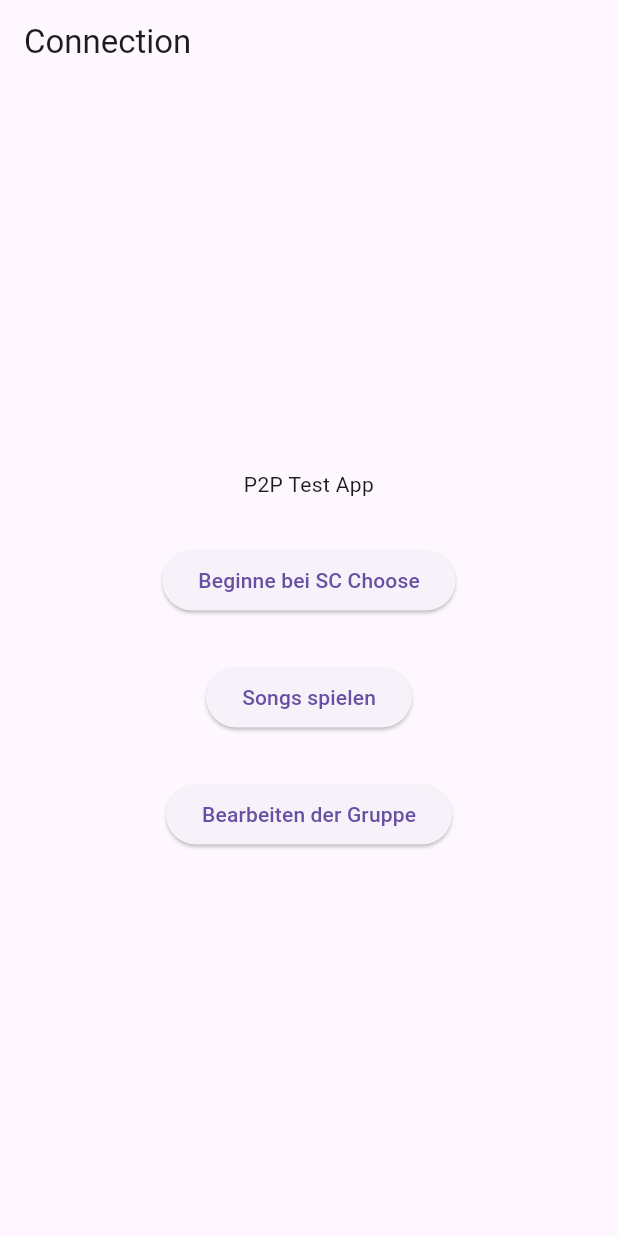
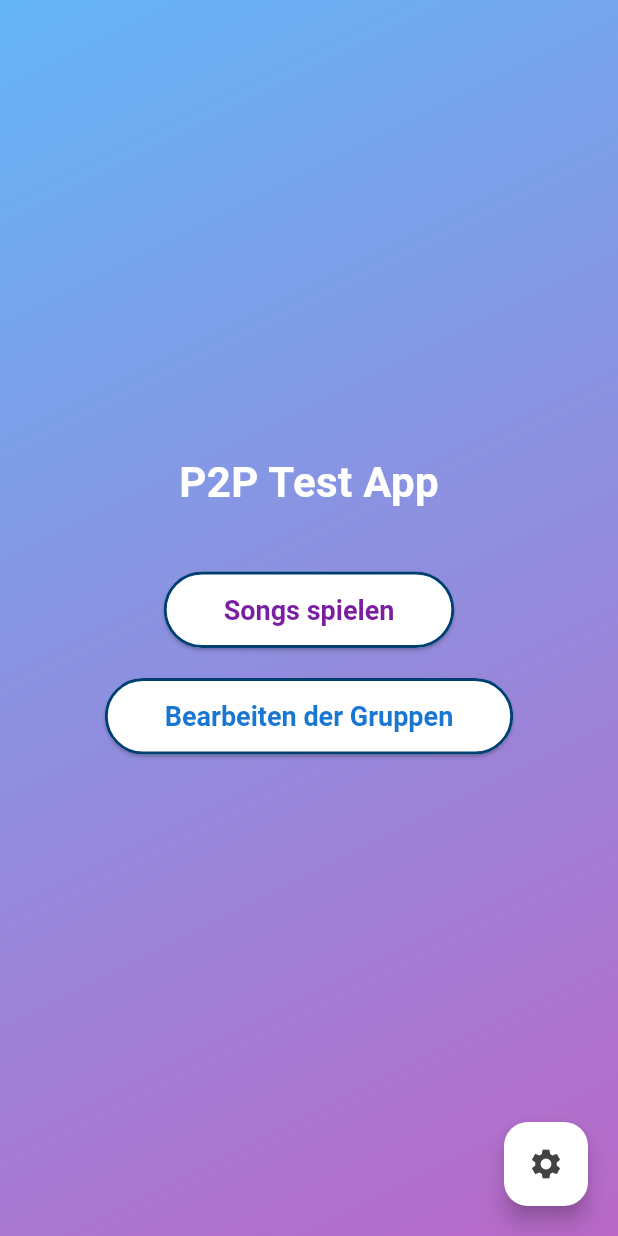
Before and after one commit to 7Solomon/P2pChords, a Flutter app: the screen it shows after launch, on a phone screen of 412 x 824 dp. Run offline on Flutter 3.47's test engine with Material 3 defaults, Android fonts, the phone set to English and light mode, and no system bars; our stand-ins replace file_picker, permission_handler, shared_preferences; missing offline and left inert: nearby_connections.

Commit message:
tried to add Visuals

```diff
--- a/lib/display_groups/allSongsPage.dart
+++ b/lib/display_groups/allSongsPage.dart
@@ -1,6 +1,8 @@
 import 'package:flutter/material.dart';
 import 'package:P2pChords/data_management/save_json_in_storage.dart';
 import 'package:P2pChords/data_management/saveJsonPage.dart';
+
+//import 'package:P2pChords/customeWidgets/TileWidget.dart';
 
 class AllSongsPage extends StatefulWidget {
   final String group;
--- a/lib/main.dart
+++ b/lib/main.dart
@@ -1,10 +1,9 @@
-import 'package:P2pChords/display_groups/manageGroupPage.dart';
 import 'package:flutter/material.dart';
 import 'package:provider/provider.dart';
 import 'package:P2pChords/connect_pages/choose_sc_page.dart';
-
+import 'package:P2pChords/song_select_pipeline/GroupOverviewPage.dart';
+import 'package:P2pChords/display_groups/manageGroupPage.dart';
 import 'state.dart';
-import 'song_select_pipeline/GroupOverviewPage.dart';
 
 void main() {
   runApp(
@@ -42,48 +41,106 @@ class MainPage extends StatelessWidget {
   @override
   Widget build(BuildContext context) {
     return Scaffold(
-      appBar: AppBar(
-        title: const Text('Connection'),
+      body: Container(
+        decoration: BoxDecoration(
+          gradient: LinearGradient(
+            begin: Alignment.topLeft,
+            end: Alignment.bottomRight,
+            colors: [Colors.blue[300]!, Colors.purple[300]!],
           ),
-      body: Center(
+        ),
+        child: SafeArea(
+          child: Stack(
+            children: [
+              Center(
                 child: Column(
                   mainAxisAlignment: MainAxisAlignment.center,
-          children: <Widget>[
-            const Text(
+                  children: [
+                    Text(
                       'P2P Test App',
-              textAlign: TextAlign.center,
+                      style: TextStyle(
+                        fontSize: 28,
+                        fontWeight: FontWeight.bold,
+                        color: Colors.white,
                       ),
-            const SizedBox(height: 30),
+                    ),
+                    SizedBox(height: 40),
                     ElevatedButton(
-              child: const Text('Beginne bei SC Choose'),
                       onPressed: () {
                         Navigator.push(
                           context,
-                  MaterialPageRoute(builder: (context) => ChooseSCStatePage()),
+                          MaterialPageRoute(
+                              builder: (context) => const GroupOverviewpage()),
                         );
                       },
+                      child: Text('Songs spielen'),
+                      style: ElevatedButton.styleFrom(
+                        backgroundColor: Colors.white,
+                        foregroundColor: Colors.purple[700],
+                        padding:
+                            EdgeInsets.symmetric(horizontal: 40, vertical: 15),
+                        textStyle: const TextStyle(
+                            fontSize: 18, fontWeight: FontWeight.bold),
+                        shape: RoundedRectangleBorder(
+                          borderRadius: BorderRadius.circular(30),
+                          side: const BorderSide(
+                            color:
+                                Color.fromARGB(255, 0, 63, 115), // Border color
+                            width: 2, // Border width
                           ),
-            const SizedBox(height: 30),
+                        ),
+                      ),
+                    ),
+                    const SizedBox(height: 20),
                     ElevatedButton(
-              child: const Text('Songs spielen'),
                       onPressed: () {
                         Navigator.push(
                           context,
-                  MaterialPageRoute(builder: (context) => const JsonListPage()),
+                          MaterialPageRoute(
+                              builder: (context) => ManageGroupPage()),
                         );
                       },
+                      child: Text('Bearbeiten der Gruppen'),
+                      style: ElevatedButton.styleFrom(
+                        backgroundColor:
+                            const Color.fromARGB(255, 255, 255, 255),
+                        foregroundColor: Colors.blue[700],
+                        padding:
+                            EdgeInsets.symmetric(horizontal: 40, vertical: 15),
+                        textStyle: TextStyle(
+                            fontSize: 18, fontWeight: FontWeight.bold),
+                        shape: RoundedRectangleBorder(
+                          borderRadius: BorderRadius.circular(30),
+                          side: const BorderSide(
+                            color:
+                                Color.fromARGB(255, 0, 63, 115), // Border color
+                            width: 2, // Border width
                           ),
-            const SizedBox(height: 30),
-            ElevatedButton(
-              child: const Text('Bearbeiten der Gruppe'),
+                        ),
+                      ),
+                    ),
+                    SizedBox(height: 20),
+                  ],
+                ),
+              ),
+              Positioned(
+                right: 20,
+                bottom: 20,
+                child: FloatingActionButton(
                   onPressed: () {
                     Navigator.push(
                       context,
-                  MaterialPageRoute(builder: (context) => ManageGroupPage()),
+                      MaterialPageRoute(
+                          builder: (context) => ChooseSCStatePage()),
                     );
                   },
+                  child: Icon(Icons.settings),
+                  backgroundColor: Colors.white,
+                  foregroundColor: Colors.grey[800],
+                ),
               ),
             ],
+          ),
         ),
       ),
     );
--- a/lib/song_select_pipeline/display_chords/drawerWidget.dart
+++ b/lib/song_select_pipeline/display_chords/drawerWidget.dart
@@ -6,7 +6,7 @@ class SongDrawer extends StatelessWidget {
   final String currentKey;
   final ValueChanged<String> onKeyChanged;
 
-  SongDrawer({
+  const SongDrawer({super.key,
     required this.songData,
     required this.currentKey,
     required this.onKeyChanged,
--- a/lib/song_select_pipeline/display_chords/lyricsChordsClass.dart
+++ b/lib/song_select_pipeline/display_chords/lyricsChordsClass.dart
@@ -4,7 +4,7 @@ class LyricsWithChords extends StatelessWidget {
   final String lyrics;
   final Map<String, String> chords;
 
-  LyricsWithChords({required this.lyrics, required this.chords});
+  const LyricsWithChords({super.key, required this.lyrics, required this.chords});
 
   @override
   Widget build(BuildContext context) {
@@ -14,7 +14,7 @@ class LyricsWithChords extends StatelessWidget {
 
     // Calculate the height needed for both chords and lyrics
     final textPainter = TextPainter(
-      text: TextSpan(text: lyrics, style: TextStyle(fontSize: 16)),
+      text: TextSpan(text: lyrics, style: const TextStyle(fontSize: 16)),
       textDirection: TextDirection.ltr,
     );
     textPainter.layout();
@@ -58,7 +58,7 @@ class ChordPainter extends CustomPainter {
     double yOffset = 0; // Y position to start painting lyrics
     final double lineHeight =
         lyricPainter.height / lyrics.split('\n').length; // Line height
-    final double lineSpacing = 4; // Spacing between lines
+    const double lineSpacing = 4; // Spacing between lines
     double chordYOffset = 0; // Y position for chords
 
     // Paint lyrics
```
Also changed, not shown: lib/connect_pages/choose_sc_page.dart (+64 -26 lines), lib/connect_pages/connect_device_screen.dart (+16 -15 lines), lib/connect_pages/receive_data_page.dart (deleted, +0 -67 lines), lib/connect_pages/send_data_page.dart (deleted, +0 -50 lines), lib/customeWidgets/TileWidget.dart (added, +42 -0 lines), lib/display_groups/groupFunctions.dart (+4 -4 lines), lib/display_groups/manageGroupPage.dart (+22 -17 lines), lib/display_groups/songGroupPage.dart (+13 -6 lines), lib/song_select_pipeline/GroupOverviewPage.dart (+10 -8 lines), lib/song_select_pipeline/SongOverviewPage.dart (+10 -4 lines), lib/song_select_pipeline/display_chords/KeySelectPage.dart (+6 -4 lines), lib/customeWidgets/ButtonWidget.dart (added). Lines whose indentation alone changed are shown as unchanged.
